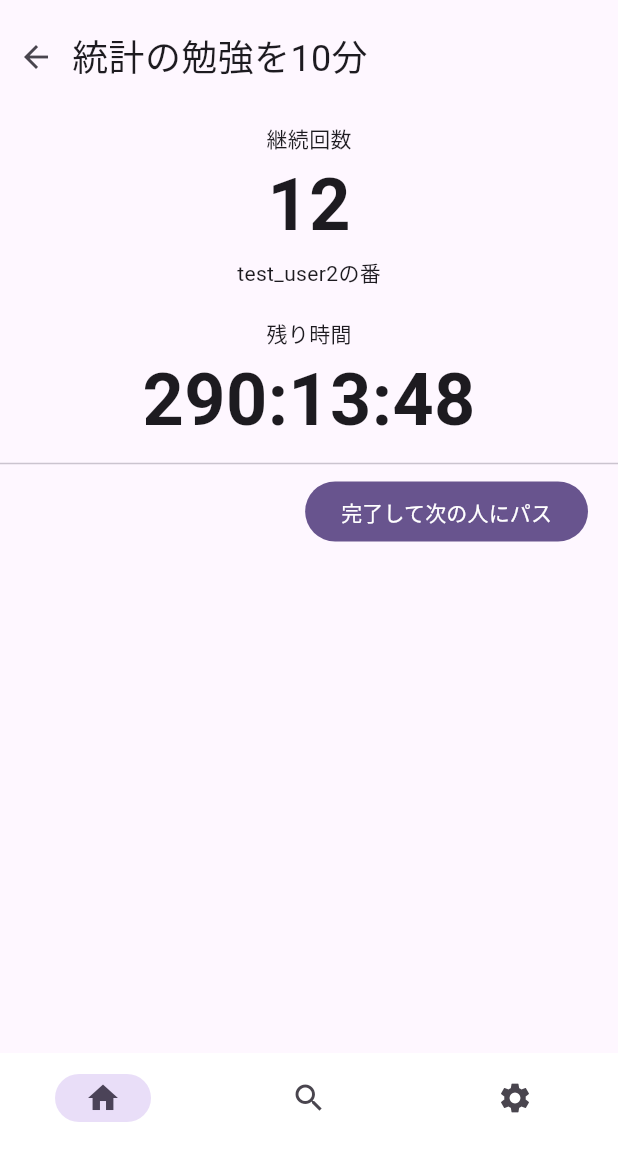
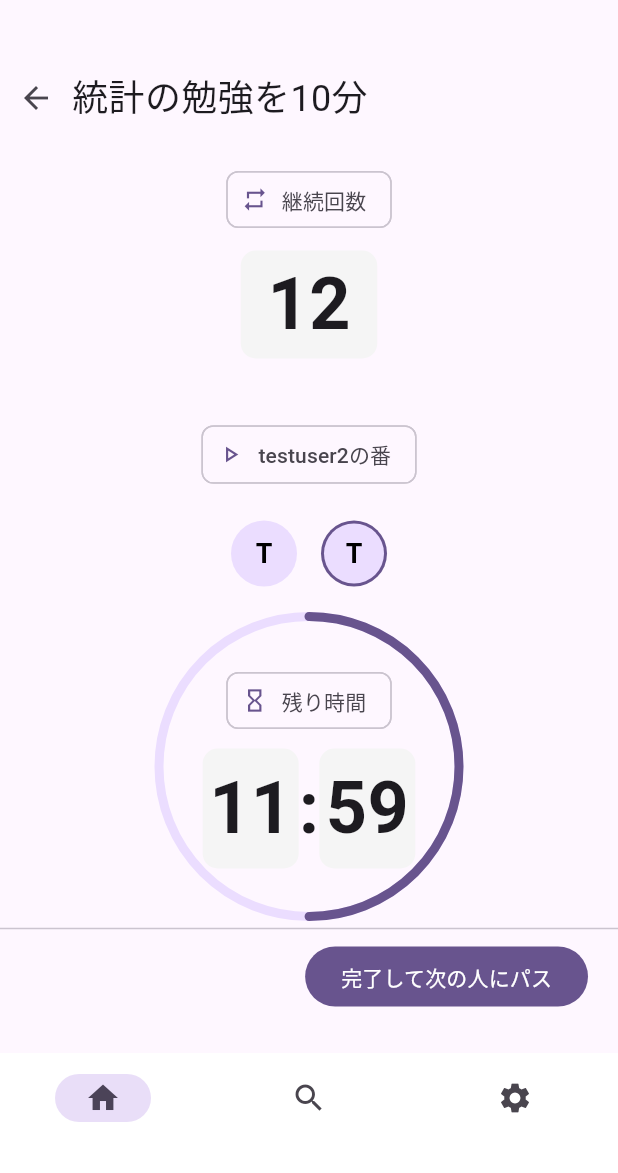
Before and after one commit to cat-katsushika/project2_mobile, a Flutter app: the screen it shows after launch, after a tap on "統計の勉強を10分", on a phone screen of 412 x 824 dp, the part 63-1236 px from its top. Run offline on Flutter 3.47's test engine with Material 3 defaults, Android fonts, the phone set to English and light mode, and no system bars; our stand-ins replace flutter_riverpod, flutter_secure_storage, freezed_annotation, go_router, riverpod_annotation; generated files the repository leaves out were written again.

Commit message:
チーム詳細ページ

```diff
--- a/lib/components/my_home_page/my_team_list_view.dart
+++ b/lib/components/my_home_page/my_team_list_view.dart
@@ -1,6 +1,6 @@
 import 'package:flutter/material.dart';
 import 'package:project2_mobile/components/my_home_page/my_team_list_view/my_teams_list.dart';
-import 'package:project2_mobile/components/my_home_page/my_team_list_view/team_detail_page.dart';
+import 'package:project2_mobile/components/my_home_page/my_team_list_view/team_detail_view.dart';
 import 'package:project2_mobile/models/team.dart';
 
 class MyTeamListView extends StatefulWidget {
@@ -24,7 +24,7 @@ class _MyTeamListViewState extends State<MyTeamListView> {
   @override
   Widget build(BuildContext context) {
     if (_isDetail) {
-      return TeamDetailPage(team: team, changeIsDetail: _toggleDetail);
+      return TeamDetailView(team: team, changeIsDetail: _toggleDetail);
     }
     else {
       return MyTeamsList(changeIsDetail: _toggleDetail);
--- a/lib/components/my_home_page/my_team_list_view/my_teams_list.dart
+++ b/lib/components/my_home_page/my_team_list_view/my_teams_list.dart
@@ -11,7 +11,6 @@ class MyTeamsList extends ConsumerWidget {
   @override
   Widget build(BuildContext context, WidgetRef ref) {
     final AsyncValue<List<Team>> teams = ref.watch(myTeamsProvider);
-
     return Center(
       child: teams.when(
         data: (value) {
--- a/lib/components/my_home_page/my_team_list_view/team_detail_page.dart
+++ /dev/null
@@ -1,151 +0,0 @@
-import 'dart:async';
-
-import 'package:flutter/material.dart';
-import 'package:project2_mobile/models/team.dart';
-import 'package:project2_mobile/utils/fetch_team_detail.dart';
-
-
-class TeamDetailPage extends StatelessWidget {
-  final Team team;
-  final Function changeIsDetail;
-
-  const TeamDetailPage({Key? key, required this.team, required this.changeIsDetail})
-        : super(key: key);
-
-  @override
-  Widget build(BuildContext context) {
-    return Center(child: TeamDetailView(team: team, changeIsDetail: changeIsDetail));
-  }
-}
-
-class TeamDetailView extends StatelessWidget {
-  final Team team;
-  final Function changeIsDetail;
-  final Future<TeamDetail> teamDetail;
-
-  TeamDetailView({Key? key, required this.team, required this.changeIsDetail})
-      : teamDetail = fetchTeamDetail(team.id),
-        super(key: key);
-
-  @override
-  Widget build(BuildContext context) {
-    return FutureBuilder<TeamDetail>(
-      future: teamDetail,
-      builder: (context, snapshot) {
-        if (snapshot.connectionState == ConnectionState.waiting) {
-          return const Center(child: CircularProgressIndicator());
-        } else if (snapshot.hasError) {
-          return Center(child: Text('Error: ${snapshot.error}'));
-        } else if (snapshot.hasData) {
-          return Center(
-            child: Column(
-              children: <Widget>[
-                Row(
-                  mainAxisAlignment: MainAxisAlignment.start,
-                  children: <Widget>[
-                    IconButton(
-                      icon: const Icon(Icons.arrow_back),
-                      onPressed: () {
-                        changeIsDetail(team);
-                      },
-                    ),
-                    Text(
-                      snapshot.data!.team.name,
-                      style: const TextStyle(fontSize: 24),
-                    ),
-                  ],
-                ),
-                const SizedBox(height: 20),
-                const Text('継続回数'),
-                Text('${snapshot.data!.continuationCount}',
-                    style: const TextStyle(fontSize: 48, fontWeight: FontWeight.bold)),
-                Text('${snapshot.data!.task.user}の番'),
-                const SizedBox(height: 20),
-                CountdownTimer(targetDateTimeStr: snapshot.data!.task.createdAt),
-                const Divider(),
-                Padding(
-                    padding: const EdgeInsets.only(right: 20.0),
-                    child: Row(
-                        mainAxisAlignment: MainAxisAlignment.end,
-                        children: <Widget>[
-                          FilledButton(
-                              onPressed: () {}, child: const Text('完了して次の人にパス'))
-                        ]))
-              ],
-            ),
-          );
-        } else {
-          return const Center(child: Text('No data available'));
-        }
-      },
-    );
-  }
-}
-
-class CountdownTimer extends StatefulWidget {
-    const CountdownTimer({Key? key, required this.targetDateTimeStr})
-      : super(key: key);
-
-  final String targetDateTimeStr;
-
-
-  @override
-  State<CountdownTimer> createState() => _CountdownTimerState();
-}
-
-class _CountdownTimerState extends State<CountdownTimer> {
-  late Duration _duration;
-  Timer? _timer;
-
-  @override
-  void initState() {
-    super.initState();
-    DateTime targetDateTime = DateTime.parse(widget.targetDateTimeStr);
-    DateTime now = DateTime.now();
-    _duration = targetDateTime.difference(now);
-    if (_duration.isNegative) {
-      _duration = Duration.zero;
-    }
-    startTimer();
-  }
-
-  void startTimer() {
-        _timer = Timer.periodic(const Duration(seconds: 1), (timer) {
-      setState(() {
-        if (_duration.inSeconds > 0) {
-          _duration = _duration - const Duration(seconds: 1);
-        } else {
-          _timer?.cancel(); // Stop the timer when it reaches 0
-        }
-      });
-    });
-  }
-
-  @override
-  Widget build(BuildContext context) {
-    return Column(
-      children: <Widget>[
-        const Text('残り時間'),
-        Text(
-          _formatDuration(_duration),
-          style: const TextStyle(fontSize: 48, fontWeight: FontWeight.bold),
-        ),
-      ],
-    );
-  }
-
-// Format the duration as a readable string
-  String _formatDuration(Duration duration) {
-    String twoDigits(int n) => n.toString().padLeft(2, '0');
-    String twoDigitHours = twoDigits(duration.inHours);
-    String twoDigitMinutes = twoDigits(duration.inMinutes.remainder(60));
-    String twoDigitSeconds = twoDigits(duration.inSeconds.remainder(60));
-    return "$twoDigitHours:$twoDigitMinutes:$twoDigitSeconds";
-  }
-
-  @override
-  void dispose() {
-    _timer?.cancel(); // Always cancel the timer to prevent memory leaks
-    super.dispose();
-  }
-}
--- /dev/null
+++ b/lib/components/my_home_page/my_team_list_view/team_detail_view.dart
@@ -0,0 +1,76 @@
+import 'dart:async';
+
+import 'package:flutter/material.dart';
+import 'package:project2_mobile/components/my_home_page/my_team_list_view/team_detail_view/continuation_count.dart';
+import 'package:project2_mobile/components/my_home_page/my_team_list_view/team_detail_view/user_list.dart';
+import 'package:project2_mobile/components/my_home_page/my_team_list_view/team_detail_view/countdown_widget.dart';
+import 'package:project2_mobile/models/team.dart';
+import 'package:project2_mobile/utils/fetch_team_detail.dart';
+
+
+class TeamDetailView extends StatelessWidget {
+  final Team team;
+  final Function changeIsDetail;
+  final Future<TeamDetail> teamDetail;
+
+  TeamDetailView({Key? key, required this.team, required this.changeIsDetail})
+      : teamDetail = fetchTeamDetail(team.id),
+        super(key: key);
+
+  @override
+  Widget build(BuildContext context) {
+    return FutureBuilder<TeamDetail>(
+      future: teamDetail,
+      builder: (context, snapshot) {
+        if (snapshot.connectionState == ConnectionState.waiting) {
+          return const Center(child: CircularProgressIndicator());
+        } else if (snapshot.hasError) {
+          return Center(child: Text('Error: ${snapshot.error}'));
+        } else if (snapshot.hasData) {
+          return Center(
+              child: SingleChildScrollView(
+            child: Column(
+              children: <Widget>[
+                Row(
+                  mainAxisAlignment: MainAxisAlignment.start,
+                  children: <Widget>[
+                    IconButton(
+                      icon: const Icon(Icons.arrow_back),
+                      onPressed: () {
+                        changeIsDetail(team);
+                      },
+                    ),
+                    Text(
+                      snapshot.data!.team.name,
+                      style: const TextStyle(fontSize: 24),
+                    ),
+                  ],
+                ),
+                const SizedBox(height: 20),
+                ContinuationCount(continuationCount: '${snapshot.data!.continuationCount}'),
+                const SizedBox(height: 40),
+                UserList(username: snapshot.data!.task.user, users: snapshot.data!.users),
+                const SizedBox(height: 20),
+
+                CountdownWidget(
+                    startTime:
+                        DateTime.now().subtract(const Duration(hours: 12))),
+                const Divider(),
+                Padding(
+                    padding: const EdgeInsets.only(right: 20.0),
+                    child: Row(
+                        mainAxisAlignment: MainAxisAlignment.end,
+                        children: <Widget>[
+                          FilledButton(
+                              onPressed: () {}, child: const Text('完了して次の人にパス'))
+                        ]))
+              ],
+            ),
+          ));
+        } else {
+          return const Center(child: Text('No data available'));
+        }
+      },
+    );
+  }
+}
--- /dev/null
+++ b/lib/components/my_home_page/my_team_list_view/team_detail_view/continuation_count.dart
@@ -0,0 +1,33 @@
+import 'package:flutter/material.dart';
+
+class ContinuationCount extends StatelessWidget {
+  const ContinuationCount({Key? key, required this.continuationCount})
+      : super(key: key);
+
+  final String continuationCount;
+
+  @override
+  Widget build(BuildContext context) {
+    return Column(
+      children: <Widget>[
+        const Chip(
+          avatar: Icon(Icons.repeat),
+          label: Text('継続回数'),
+        ),
+        const SizedBox(height: 10),
+        Container(
+          width: 91,
+          height: 72,
+          decoration: BoxDecoration(
+            color: Colors.grey[100], // 灰色の背景
+            borderRadius: BorderRadius.circular(10), // 角丸
+          ),
+          child: Center(
+            child:
+                Text(continuationCount, style: const TextStyle(fontSize: 48, fontWeight: FontWeight.bold)),
+          ),
+        ),
+      ],
+    );
+  }
+}
--- /dev/null
+++ b/lib/components/my_home_page/my_team_list_view/team_detail_view/countdown_widget.dart
@@ -0,0 +1,133 @@
+import 'dart:async';
+import 'package:flutter/material.dart';
+
+class CountdownWidget extends StatefulWidget {
+  final DateTime startTime;
+
+  const CountdownWidget({Key? key, required this.startTime}) : super(key: key);
+
+  @override
+  State<CountdownWidget> createState() => _CountdownWidgetState();
+}
+
+class _CountdownWidgetState extends State<CountdownWidget> {
+  late Timer _timer;
+  late Duration _remainingTime =
+      const Duration(hours: 24) - (DateTime.now().difference(widget.startTime));
+
+  @override
+  void initState() {
+    super.initState();
+    _remainingTime =
+        Duration(hours: 24) - (DateTime.now().difference(widget.startTime));
+    _startTimer();
+  }
+
+  @override
+  void dispose() {
+    _timer.cancel();
+    super.dispose();
+  }
+
+  void _startTimer() {
+    _timer = Timer.periodic(Duration(seconds: 1), (timer) {
+      setState(() {
+        _remainingTime -= Duration(seconds: 1);
+        if (_remainingTime.inSeconds == 0) {
+          timer.cancel();
+          // Handle countdown completion
+        }
+      });
+    });
+  }
+
+  @override
+  Widget build(BuildContext context) {
+    return Center(
+      child: Stack(
+        alignment: Alignment.center,
+        children: [
+          SizedBox(
+            width: 200,
+            height: 200,
+            child: CircularProgressIndicator(
+              value: _remainingTime.inSeconds /
+                  (24 * 60 * 60), // Calculate progress
+              strokeWidth: 6,
+              backgroundColor: const Color(0xFFEBDDFF),
+              color: const Color(0xFF68548E),
+              strokeCap: StrokeCap.round,
+            ),
+          ),
+          Column(
+            mainAxisSize: MainAxisSize.min,
+            children: [
+              const Chip(
+                avatar: Icon(Icons.hourglass_empty_outlined),
+                label: Text('残り時間'),
+              ),
+              const SizedBox(height: 8),
+              // Text(
+              //   _formatDuration(_remainingTime),
+              //   style: const TextStyle(fontSize: 24, fontWeight: FontWeight.bold),
+              // ),
+              Row(
+                mainAxisAlignment: MainAxisAlignment.center,
+                children: [
+                  Container(
+                    width: 64,
+                    height: 80,
+                    decoration: BoxDecoration(
+                      color: Colors.grey[100], // 灰色の背景
+                      borderRadius: BorderRadius.circular(10), // 角丸
+                    ),
+                    child: Center(
+                      child: Text(_formatDurationHours(_remainingTime),
+                          style: const TextStyle(
+                              fontSize: 48, fontWeight: FontWeight.bold)),
+                    ),
+                  ),
+                  const Text(':',
+                      style:
+                          TextStyle(fontSize: 48, fontWeight: FontWeight.bold)),
+                  Container(
+                    width: 64,
+                    height: 80,
+                    decoration: BoxDecoration(
+                      color: Colors.grey[100], // 灰色の背景
+                      borderRadius: BorderRadius.circular(10), // 角丸
+                    ),
+                    child: Center(
+                      child: Text(_formatDurationMinutes(_remainingTime),
+                          style: const TextStyle(
+                              fontSize: 48, fontWeight: FontWeight.bold)),
+                    ),
+                  ),
+                ],
+              ),
+            ],
+          )
+        ],
+      ),
+    );
+  }
+
+  String _formatDurationHours(Duration duration) {
+    String twoDigits(int n) => n.toString().padLeft(2, '0');
+    String twoDigitHours = twoDigits(duration.inHours.remainder(24));
+    return "$twoDigitHours";
+  }
+
+  String _formatDurationMinutes(Duration duration) {
+    String twoDigits(int n) => n.toString().padLeft(2, '0');
+    String twoDigitMinutes = twoDigits(duration.inMinutes.remainder(60));
+    return "$twoDigitMinutes";
+  }
+
+  String _formatDuration(Duration duration) {
+    String twoDigits(int n) => n.toString().padLeft(2, '0');
+    String twoDigitMinutes = twoDigits(duration.inMinutes.remainder(60));
+    String twoDigitSeconds = twoDigits(duration.inSeconds.remainder(60));
+    return "$twoDigitMinutes:$twoDigitSeconds";
+  }
+}
--- /dev/null
+++ b/lib/components/my_home_page/my_team_list_view/team_detail_view/user_list.dart
@@ -0,0 +1,48 @@
+import 'package:flutter/material.dart';
+import 'package:project2_mobile/models/team.dart';
+
+class UserList extends StatelessWidget {
+  final String username;
+  final List<User> users;
+
+  const UserList({Key? key, required this.username, required this.users})
+      : super(key: key);
+
+  @override
+  Widget build(BuildContext context) {
+    return Column(
+      children: <Widget>[
+        Chip(
+          avatar: const Icon(Icons.play_arrow_outlined),
+          label: Text('$usernameの番'),
+        ),
+        const SizedBox(height: 20),
+        Center(
+          child: Wrap(
+            spacing: 16.0, // アイコン間のスペース
+            children: users.map((user) {
+              final isCurrentTurn = user.username == username;
+              return CircleAvatar(
+                backgroundColor: isCurrentTurn
+                    ? Theme.of(context).colorScheme.primary
+                    : null,
+                radius: 22.0, // アイコンのサイズ
+                child: CircleAvatar(
+                  radius: 20.0, // 内側の円のサイズ
+                  child: Text(
+                    user.username[0].toUpperCase(),
+                    style: const TextStyle(
+                      fontWeight: FontWeight.bold,
+                      fontSize: 18.0,
+                      color: Colors.black,
+                    ),
+                  ),
+                ),
+              );
+            }).toList(),
+          ),
+        ),
+      ],
+    );
+  }
+}
--- a/lib/pages/my_home_page.dart
+++ b/lib/pages/my_home_page.dart
@@ -35,8 +35,9 @@ class _MyHomePageState extends State<MyHomePage> {
           child: Text('たすくぼんばー'),
         ),
       ),
-      body: Center(
-        child: _widgetOptions.elementAt(_selectedIndex),
+      body: IndexedStack(
+        index: _selectedIndex,
+        children: _widgetOptions,
       ),
       bottomNavigationBar: MyBottomNavigationBar(
         selectedIndex: _selectedIndex,
--- a/lib/utils/fetch_team_detail.dart
+++ b/lib/utils/fetch_team_detail.dart
@@ -1,4 +1,3 @@
-import 'package:flutter/material.dart';
 import 'package:project2_mobile/models/team.dart';
 
 Future<TeamDetail> fetchTeamDetail(String id) async {
@@ -10,12 +9,13 @@ Future<TeamDetail> fetchTeamDetail(String id) async {
     },
     "task": {
       "id": "b22157a3-5951-48c4-b6fa-721b17d55d45",
-      "user": "test_user2",
+      "user": "testuser2",
       "created_at": "2024-05-13T21:43:49+09:00"
     },
     "continuation_count": 12,
     "users": [
-      {"id": "b22157a3-5951-48c4-b6fa-721b17d55d45", "username": "testuser1"}
+      {"id": "b22157a3-5951-48c4-b6fa-721b17d55d45", "username": "testuser1"},
+      {"id": "b22157a3-5951-48c4-b6fa-721b17d55d45", "username": "testuser2"}
     ]
   };
   TeamDetail aaa = TeamDetail.fromJson(jsonData);
```
